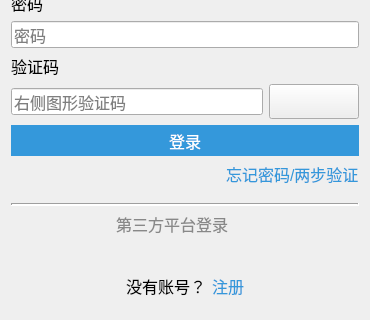
zsd2024/LuoguDesktop, file src/Login/Login.ui: the form before one commit; both pictures show x 0 to 370 and y 200 to 520 of the 370 by 520 pixel window.
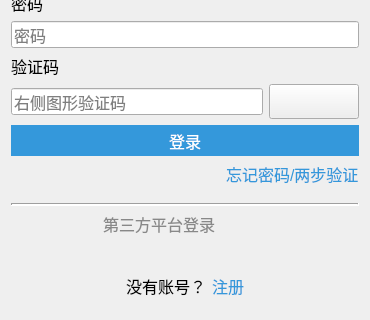
The form after the commit. Icons and pictures are not drawn.

Commit message: 改进登录 UI

```diff
--- a/src/Login/Login.ui
+++ b/src/Login/Login.ui
@@ -1351,8 +1351,8 @@
         <widget class="QLabel" name="wechat">
          <property name="minimumSize">
           <size>
-           <width>0</width>
-           <height>0</height>
+           <width>20</width>
+           <height>18</height>
           </size>
          </property>
          <property name="maximumSize">
@@ -1373,8 +1373,8 @@
         <widget class="QLabel" name="github">
          <property name="minimumSize">
           <size>
-           <width>0</width>
-           <height>0</height>
+           <width>20</width>
+           <height>18</height>
           </size>
          </property>
          <property name="maximumSize">
```
The commit also changes 1 other file.
